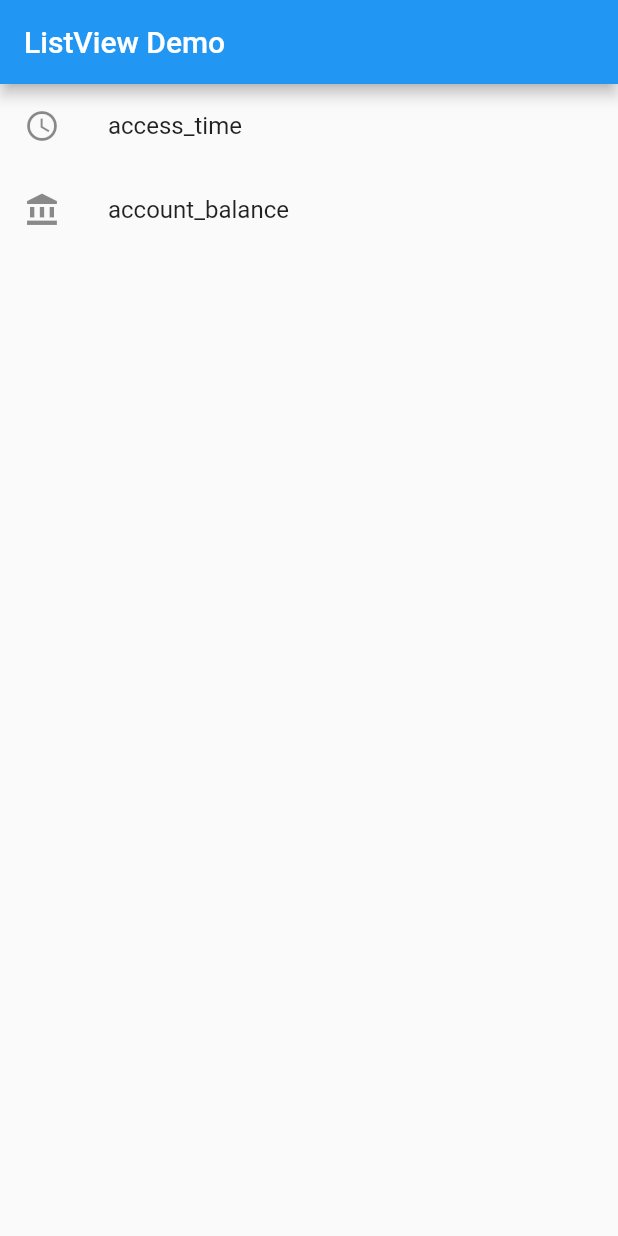
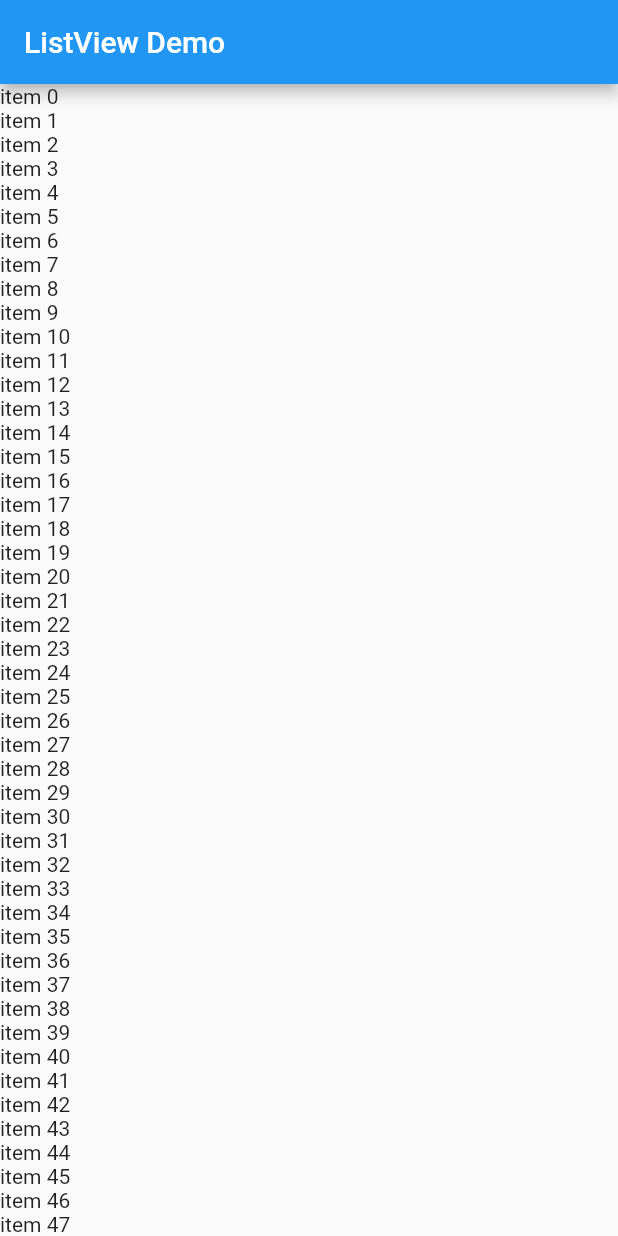
Before and after one commit to gmyanfeng/Flutter-Learning, a Flutter app: the screen it shows after launch, on a phone screen of 412 x 824 dp. Run offline on Flutter 3.47's test engine with Material 2 defaults, Android fonts, the phone set to English and light mode, and no system bars.

Commit message:
Update main.dart

```diff
--- a/flutter_app_listview/lib/main.dart
+++ b/flutter_app_listview/lib/main.dart
@@ -1,9 +1,17 @@
 import 'package:flutter/material.dart';
 
-void main() => runApp(MyApp());
+void main() => runApp(MyApp(
+
+  items: List<String>.generate(1000, (i) => 'item $i')
+
+));
 
 class MyApp extends StatelessWidget {
   // This widget is the root of your application.
+
+  final List<String> items;
+  MyApp({Key key, @required this.items}):super(key:key)
+
   @override
   Widget build(BuildContext context) {
     return MaterialApp(
@@ -14,20 +22,76 @@ class MyApp extends StatelessWidget {
           title: Text('ListView Demo'),
         ),
 
-        body: ListView(
-          children: <Widget>[
-            ListTile(
-              leading: Icon(Icons.access_time),
-              title: Text('access_time'),
-            ),
+        // ListView
+//        body: ListView(
+//          children: <Widget>[
+//            ListTile(
+//              leading: Icon(Icons.access_time),
+//              title: Text('access_time'),
+//            ),
+//
+//            ListTile(
+//              leading: Icon(Icons.account_balance),
+//              title: Text('account_balance'),
+//            ),
+//          ],
+//        )
 
-            ListTile(
-              leading: Icon(Icons.account_balance),
-              title: Text('account_balance'),
-            ),
-          ],
-        )
+
+        //横向滚动
+//        body: Center(    //1.让横向列表居中
+//          child: Container(
+//            height: 300,
+//            child: MyList(),
+//          ),
+//        ),
+
+      body: ListView.builder(
+        itemBuilder:(BuildContext context, int index) {
+          return Text('${items[index]}');
+        },
+        itemCount: items.length,
       ),
     );
   }
 }
+
+
+//MyList 类
+class MyList extends StatelessWidget{
+
+  @override
+  Widget build(BuildContext context) {
+    // TODO: implement build
+    return ListView(
+      scrollDirection: Axis.horizontal,
+      children: <Widget>[
+        Container(
+          width: 150,
+          color: Colors.lightGreenAccent,
+        ),
+
+        Container(
+          width: 150,
+          color: Colors.amber,
+        ),
+
+        Container(
+          width: 150,
+          color: Colors.deepOrange,
+        ),
+
+        Container(
+          width: 150,
+          color: Colors.deepPurpleAccent,
+        ),
+
+        Container(
+          width: 150,
+          color: Colors.redAccent,
+        ),
+      ],
+
+    );
+  }
+}
```
